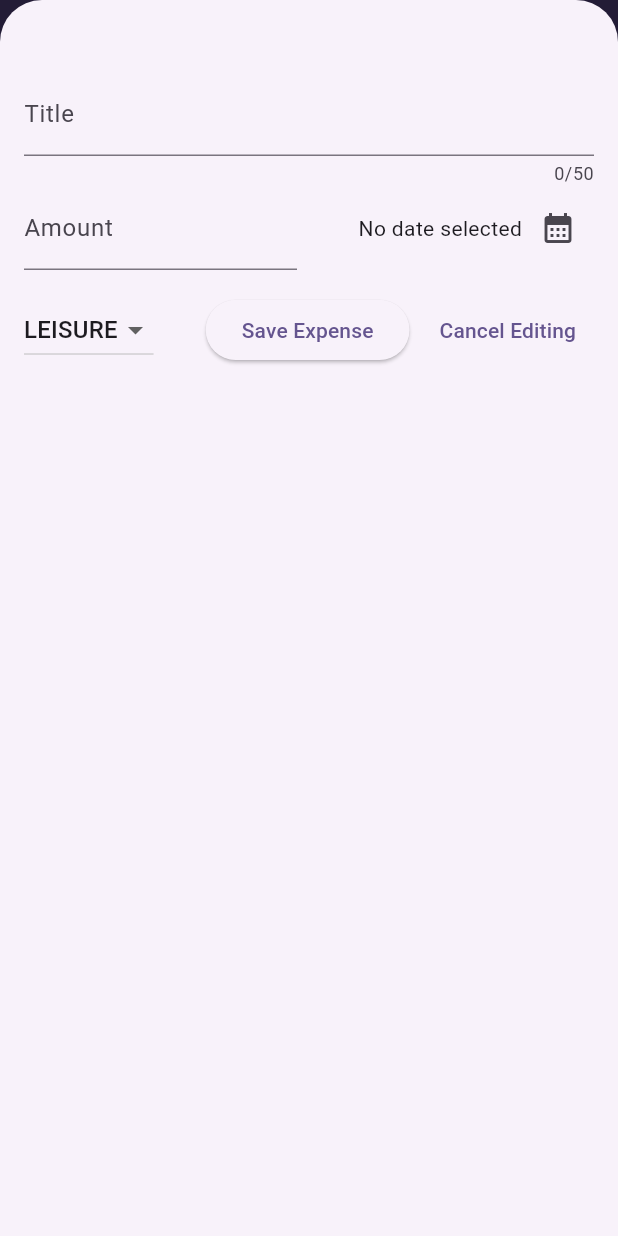
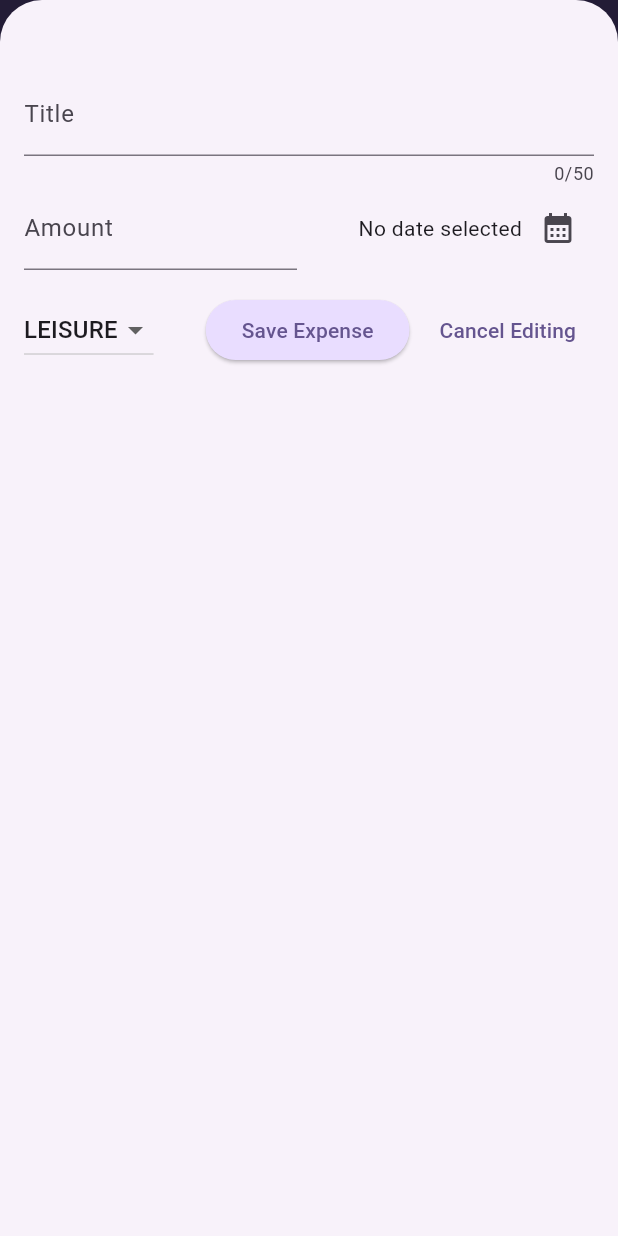
Before and after one commit to Perryjay30/Expense_Tracker, a Flutter app: the screen it shows after launch, after a tap on the "add" icon, on a phone screen of 412 x 824 dp. Run offline on Flutter 3.47's test engine with Material 3 defaults, Android fonts, the phone set to English and light mode, and no system bars.

Commit message:
Using Theme data with Widgets

```diff
--- a/lib/expenses.dart
+++ b/lib/expenses.dart
@@ -1,6 +1,7 @@
 import 'package:expense_tracker/new_expense.dart';
 import 'package:expense_tracker/widget/expense_list/expenses_list.dart';
 import 'package:flutter/material.dart';
+import 'package:flutter/widgets.dart';
 
 import 'model/expense.dart';
 
@@ -72,11 +73,16 @@ class _ExpensesState extends State<Expenses> {
     }
     return Scaffold(
         appBar: AppBar(
-          title: const Text('Expense Tracker'),
+          title: const Text(
+              style: TextStyle(color: Colors.white),
+              'Expense Tracker'),
           actions: [
             IconButton(
               onPressed: _openAddExpense,
-              icon: const Icon(Icons.add),
+              icon: const Icon(
+                Icons.add,
+                color: Colors.white,
+              ),
             ),
           ],
         ),
--- a/lib/main.dart
+++ b/lib/main.dart
@@ -11,9 +11,25 @@ void main() {
       theme: ThemeData().copyWith(
         useMaterial3: true,
         colorScheme: kColorScheme,
-        appBarTheme: AppBarTheme().copyWith(
+        appBarTheme: const AppBarTheme().copyWith(
           backgroundColor: kColorScheme.onPrimaryContainer,
           foregroundColor: kColorScheme.onPrimaryContainer
+        ),
+        cardTheme: const CardTheme().copyWith(
+          color: kColorScheme.secondaryContainer,
+          margin: const EdgeInsets.symmetric(horizontal: 16, vertical: 8)
+        ),
+        elevatedButtonTheme: ElevatedButtonThemeData(
+            style: ElevatedButton.styleFrom(
+              backgroundColor: kColorScheme.primaryContainer,
+            ),
+        ),
+        textTheme: ThemeData().textTheme.copyWith(
+          titleLarge: TextStyle(
+            fontWeight: FontWeight.bold,
+            color: Colors.red,
+            fontSize: 20
+          )
         )
       ),
       home: Expenses(),
--- a/lib/widget/expense_list/expenses_item.dart
+++ b/lib/widget/expense_list/expenses_item.dart
@@ -16,8 +16,12 @@ class ExpenseItem extends StatelessWidget {
           vertical: 16
         ),
         child: Column(
+          crossAxisAlignment: CrossAxisAlignment.start,
           children: [
-            Text(expense.title),
+            Text(
+              expense.title,
+              style: Theme.of(context).textTheme.titleLarge,
+            ),
             const SizedBox(height: 4),
             Row(
               children: [
--- a/lib/widget/expense_list/expenses_list.dart
+++ b/lib/widget/expense_list/expenses_list.dart
@@ -1,5 +1,6 @@
 import 'package:expense_tracker/widget/expense_list/expenses_item.dart';
 import 'package:flutter/cupertino.dart';
+import 'package:flutter/material.dart';
 import '../../model/expense.dart';
 
 class ExpensesList extends StatelessWidget {
@@ -14,6 +15,12 @@ class ExpensesList extends StatelessWidget {
       itemBuilder: (ctx, index) =>
         Dismissible(
             key: ValueKey(expenses[index]),
+            background: Container(
+              color: Theme.of(context).colorScheme.error.withOpacity(0.75),
+              margin: EdgeInsets.symmetric(
+                horizontal: Theme.of(context).cardTheme.margin!.horizontal
+              ),
+            ),
             onDismissed: (direction) {
               onRemoveExpense(expenses[index]);
             },
```
